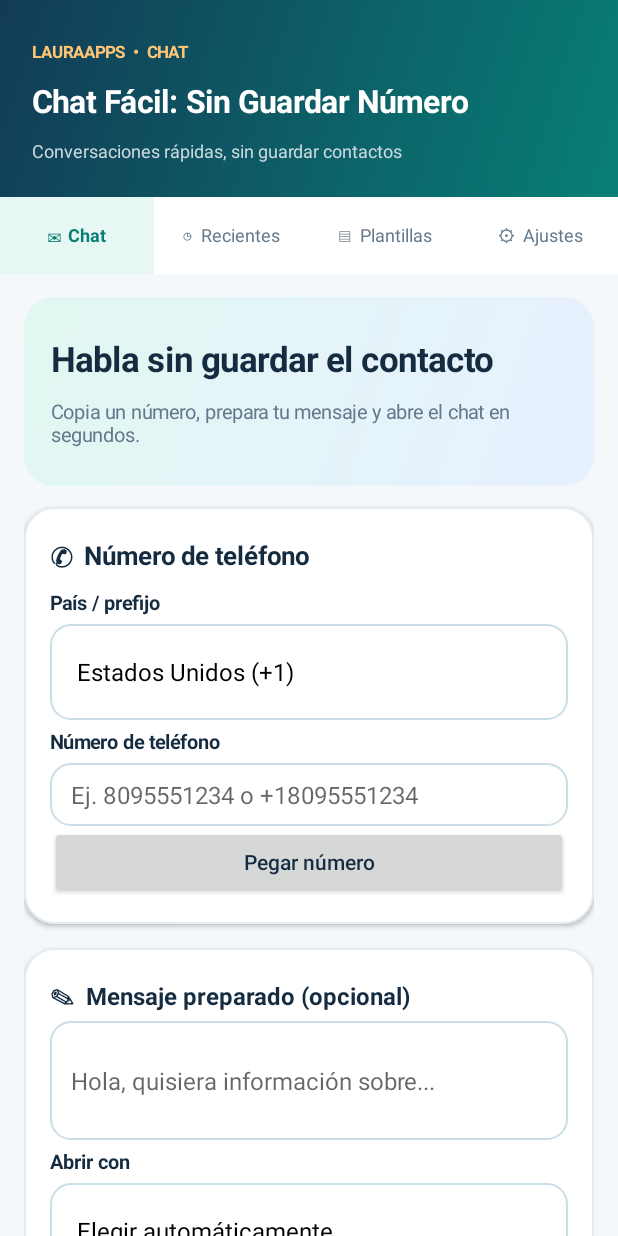
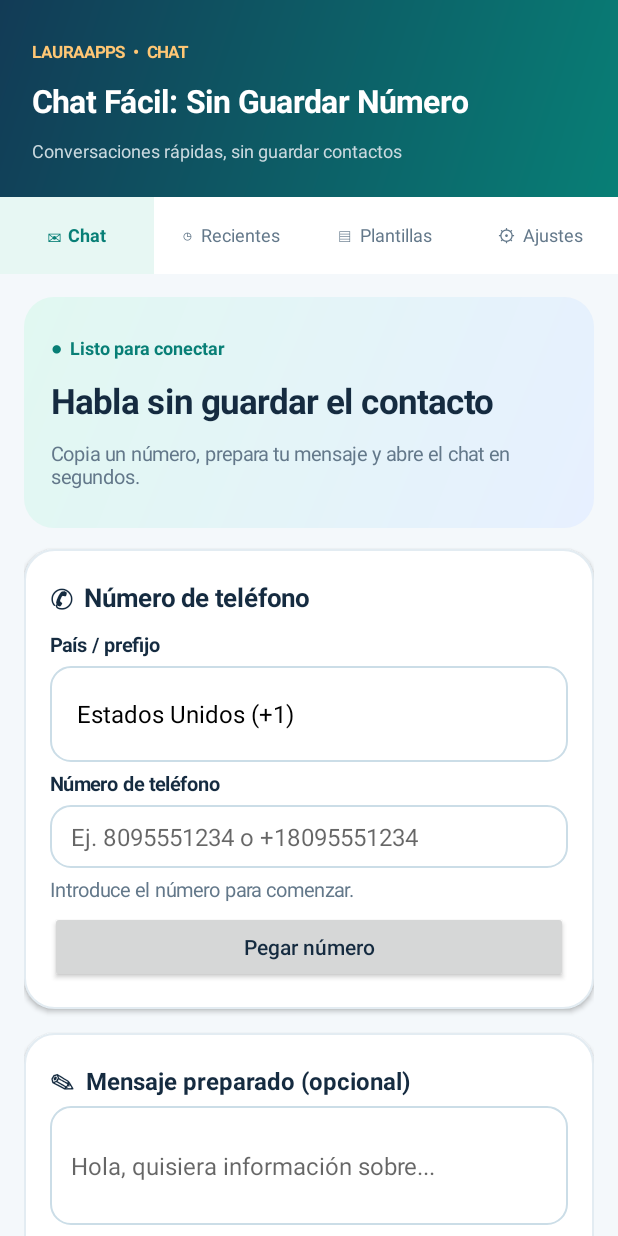
Before and after one commit to tommymsc/ChatFacil-LauraApps, an Android app: the screen it shows after launch (MainActivity), on a phone screen of 412 x 824 dp. Run offline under Robolectric (Android 15) with nearby library versions, the phone set to English and light mode, and no system bars; our stand-ins replace AdMob; 2 statements that could not run were skipped.

Commit message:
Translate dynamic UI feedback and empty states ES/EN

```diff
--- a/app/src/main/res/values/strings.xml
+++ b/app/src/main/res/values/strings.xml
@@ -24,4 +24,10 @@
 <string name="language_es">Español</string>
 <string name="language_en">English</string>
 <string name="apply_language">Aplicar idioma</string>
+<string name="quick_ready">Listo para conectar</string>
+<string name="number_empty">Introduce el número para comenzar.</string>
+<string name="number_ready">Número listo para abrir el chat.</string>
+<string name="number_check">Revisa el número y el prefijo seleccionado.</string>
+<string name="empty_favorites">Tus números favoritos aparecerán aquí cuando los guardes.</string>
+<string name="empty_history">Los chats que abras aparecerán aquí para reutilizarlos fácilmente.</string>
 </resources>
```
